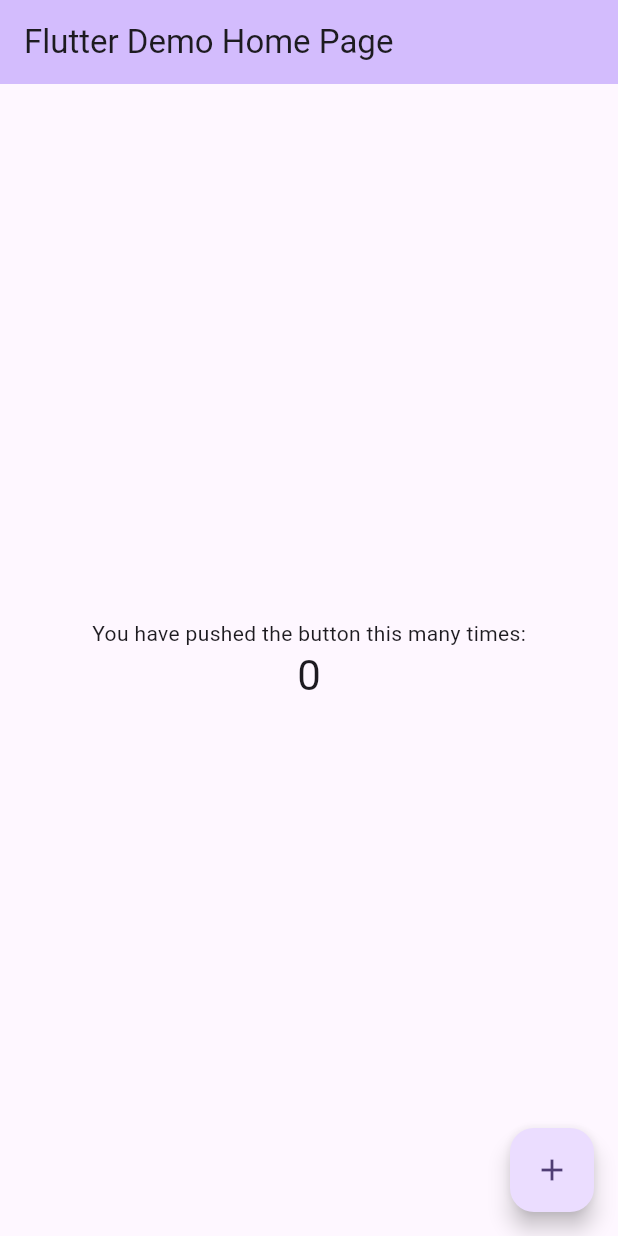
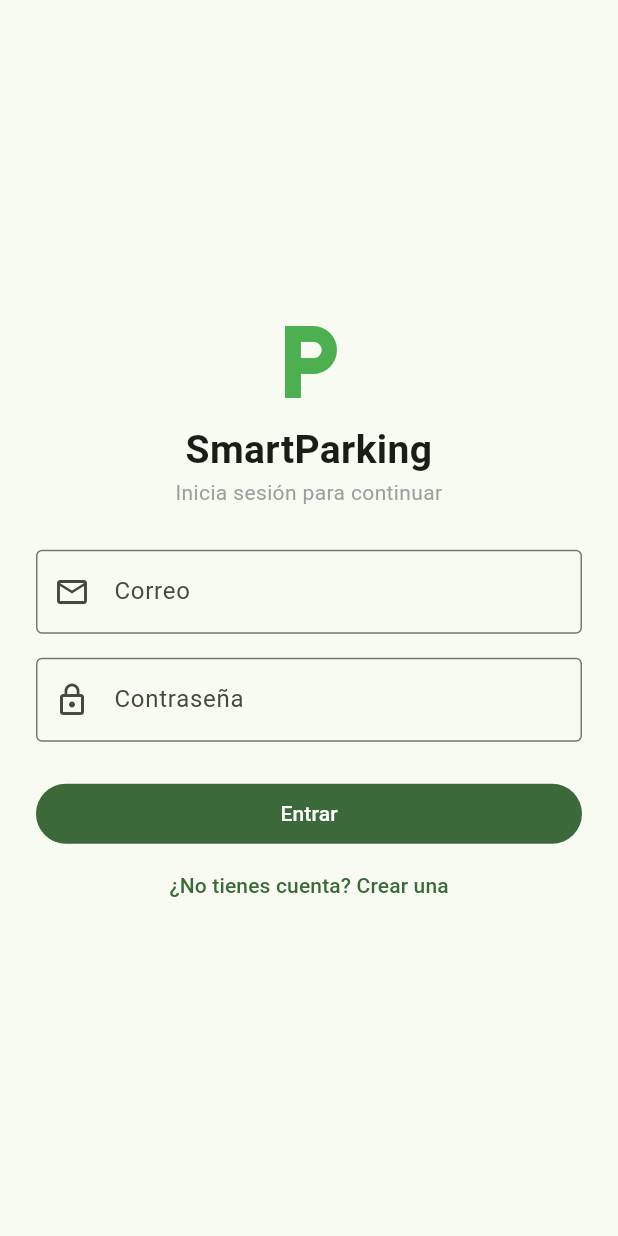
Before and after one commit to Steevenbr/smartparking, a Flutter app: the screen it shows after launch, on a phone screen of 412 x 824 dp. Run offline on Flutter 3.47's test engine with Material 3 defaults, Android fonts, the phone set to English and light mode, and no system bars; our stand-ins replace shared_preferences.

Commit message:
RF-01 (SCRUM-38): gestion de usuarios - login, registro, logout y roles

```diff
--- a/lib/main.dart
+++ b/lib/main.dart
@@ -1,122 +1,50 @@
 import 'package:flutter/material.dart';
+import 'models/app_user.dart';
+import 'services/auth_service.dart';
+import 'screens/login_screen.dart';
+import 'screens/home_screen.dart';
 
 void main() {
-  runApp(const MyApp());
+  runApp(const SmartParkingApp());
 }
 
-class MyApp extends StatelessWidget {
-  const MyApp({super.key});
+class SmartParkingApp extends StatelessWidget {
+  const SmartParkingApp({super.key});
 
-  // This widget is the root of your application.
   @override
   Widget build(BuildContext context) {
     return MaterialApp(
-      title: 'Flutter Demo',
+      title: 'SmartParking',
+      debugShowCheckedModeBanner: false,
       theme: ThemeData(
-        // This is the theme of your application.
-        //
-        // TRY THIS: Try running your application with "flutter run". You'll see
-        // the application has a purple toolbar. Then, without quitting the app,
-        // try changing the seedColor in the colorScheme below to Colors.green
-        // and then invoke "hot reload" (save your changes or press the "hot
-        // reload" button in a Flutter-supported IDE, or press "r" if you used
-        // the command line to start the app).
-        //
-        // Notice that the counter didn't reset back to zero; the application
-        // state is not lost during the reload. To reset the state, use hot
-        // restart instead.
-        //
-        // This works for code too, not just values: Most code changes can be
-        // tested with just a hot reload.
-        colorScheme: .fromSeed(seedColor: Colors.deepPurple),
+        colorScheme: ColorScheme.fromSeed(seedColor: Colors.green),
+        useMaterial3: true,
       ),
-      home: const MyHomePage(title: 'Flutter Demo Home Page'),
+      home: const _StartGate(),
     );
   }
 }
 
-class MyHomePage extends StatefulWidget {
-  const MyHomePage({super.key, required this.title});
-
-  // This widget is the home page of your application. It is stateful, meaning
-  // that it has a State object (defined below) that contains fields that affect
-  // how it looks.
-
-  // This class is the configuration for the state. It holds the values (in this
-  // case the title) provided by the parent (in this case the App widget) and
-  // used by the build method of the State. Fields in a Widget subclass are
-  // always marked "final".
-
-  final String title;
-
-  @override
-  State<MyHomePage> createState() => _MyHomePageState();
-}
-
-class _MyHomePageState extends State<MyHomePage> {
-  int _counter = 0;
-
-  void _incrementCounter() {
-    setState(() {
-      // This call to setState tells the Flutter framework that something has
-      // changed in this State, which causes it to rerun the build method below
-      // so that the display can reflect the updated values. If we changed
-      // _counter without calling setState(), then the build method would not be
-      // called again, and so nothing would appear to happen.
-      _counter++;
-    });
-  }
+// Revisa si ya hay una sesión activa al abrir la app.
+class _StartGate extends StatelessWidget {
+  const _StartGate();
 
   @override
   Widget build(BuildContext context) {
-    // This method is rerun every time setState is called, for instance as done
-    // by the _incrementCounter method above.
-    //
-    // The Flutter framework has been optimized to make rerunning build methods
-    // fast, so that you can just rebuild anything that needs updating rather
-    // than having to individually change instances of widgets.
-    return Scaffold(
-      appBar: AppBar(
-        // TRY THIS: Try changing the color here to a specific color (to
-        // Colors.amber, perhaps?) and trigger a hot reload to see the AppBar
-        // change color while the other colors stay the same.
-        backgroundColor: Theme.of(context).colorScheme.inversePrimary,
-        // Here we take the value from the MyHomePage object that was created by
-        // the App.build method, and use it to set our appbar title.
-        title: Text(widget.title),
-      ),
-      body: Center(
-        // Center is a layout widget. It takes a single child and positions it
-        // in the middle of the parent.
-        child: Column(
-          // Column is also a layout widget. It takes a list of children and
-          // arranges them vertically. By default, it sizes itself to fit its
-          // children horizontally, and tries to be as tall as its parent.
-          //
-          // Column has various properties to control how it sizes itself and
-          // how it positions its children. Here we use mainAxisAlignment to
-          // center the children vertically; the main axis here is the vertical
-          // axis because Columns are vertical (the cross axis would be
-          // horizontal).
-          //
-          // TRY THIS: Invoke "debug painting" (choose the "Toggle Debug Paint"
-          // action in the IDE, or press "p" in the console), to see the
-          // wireframe for each widget.
-          mainAxisAlignment: .center,
-          children: [
-            const Text('You have pushed the button this many times:'),
-            Text(
-              '$_counter',
-              style: Theme.of(context).textTheme.headlineMedium,
-            ),
-          ],
-        ),
-      ),
-      floatingActionButton: FloatingActionButton(
-        onPressed: _incrementCounter,
-        tooltip: 'Increment',
-        child: const Icon(Icons.add),
-      ),
+    return FutureBuilder<AppUser?>(
+      future: AuthService().currentUser(),
+      builder: (context, snapshot) {
+        if (snapshot.connectionState == ConnectionState.waiting) {
+          return const Scaffold(
+            body: Center(child: CircularProgressIndicator()),
+          );
+        }
+        final user = snapshot.data;
+        if (user != null) {
+          return HomeScreen(user: user);
+        }
+        return const LoginScreen();
+      },
     );
   }
 }
--- /dev/null
+++ b/lib/models/app_user.dart
@@ -0,0 +1,44 @@
+// Modelo de usuario de SmartParking.
+// RF-01: nombre, correo, contraseña y rol.
+// Los campos de vehículo quedan listos para el RF-11 (edición de perfil).
+class AppUser {
+  String name;
+  String email;
+  String password;
+  String role; // 'conductor' o 'administrador'
+
+  // Datos del vehículo (se editan en el RF-11)
+  String placa;
+  String modelo;
+  String color;
+
+  AppUser({
+    required this.name,
+    required this.email,
+    required this.password,
+    required this.role,
+    this.placa = '',
+    this.modelo = '',
+    this.color = '',
+  });
+
+  Map<String, dynamic> toJson() => {
+        'name': name,
+        'email': email,
+        'password': password,
+        'role': role,
+        'placa': placa,
+        'modelo': modelo,
+        'color': color,
+      };
+
+  factory AppUser.fromJson(Map<String, dynamic> json) => AppUser(
+        name: json['name'] ?? '',
+        email: json['email'] ?? '',
+        password: json['password'] ?? '',
+        role: json['role'] ?? 'conductor',
+        placa: json['placa'] ?? '',
+        modelo: json['modelo'] ?? '',
+        color: json['color'] ?? '',
+      );
+}
--- /dev/null
+++ b/lib/screens/login_screen.dart
@@ -0,0 +1,112 @@
+import 'package:flutter/material.dart';
+import '../services/auth_service.dart';
+import 'register_screen.dart';
+import 'home_screen.dart';
+
+// Pantalla de inicio de sesión (RF-01).
+class LoginScreen extends StatefulWidget {
+  const LoginScreen({super.key});
+
+  @override
+  State<LoginScreen> createState() => _LoginScreenState();
+}
+
+class _LoginScreenState extends State<LoginScreen> {
+  final _auth = AuthService();
+  final _emailCtrl = TextEditingController();
+  final _passCtrl = TextEditingController();
+  String? _error;
+  bool _loading = false;
+
+  Future<void> _login() async {
+    setState(() {
+      _error = null;
+      _loading = true;
+    });
+    final user = await _auth.login(_emailCtrl.text.trim(), _passCtrl.text);
+    setState(() => _loading = false);
+
+    if (user == null) {
+      setState(() => _error = 'Correo o contraseña incorrectos.');
+      return;
+    }
+    if (!mounted) return;
+    Navigator.pushReplacement(
+      context,
+      MaterialPageRoute(builder: (_) => HomeScreen(user: user)),
+    );
+  }
+
+  @override
+  Widget build(BuildContext context) {
+    return Scaffold(
+      body: Center(
+        child: SingleChildScrollView(
+          padding: const EdgeInsets.all(24),
+          child: Column(
+            mainAxisSize: MainAxisSize.min,
+            crossAxisAlignment: CrossAxisAlignment.stretch,
+            children: [
+              const Icon(Icons.local_parking, size: 64, color: Colors.green),
+              const SizedBox(height: 8),
+              const Text(
+                'SmartParking',
+                textAlign: TextAlign.center,
+                style: TextStyle(fontSize: 26, fontWeight: FontWeight.bold),
+              ),
+              const Text(
+                'Inicia sesión para continuar',
+                textAlign: TextAlign.center,
+                style: TextStyle(color: Colors.grey),
+              ),
+              const SizedBox(height: 28),
+              TextField(
+                controller: _emailCtrl,
+                keyboardType: TextInputType.emailAddress,
+                decoration: const InputDecoration(
+                  labelText: 'Correo',
+                  border: OutlineInputBorder(),
+                  prefixIcon: Icon(Icons.email_outlined),
+                ),
+              ),
+              const SizedBox(height: 16),
+              TextField(
+                controller: _passCtrl,
+                obscureText: true,
+                decoration: const InputDecoration(
+                  labelText: 'Contraseña',
+                  border: OutlineInputBorder(),
+                  prefixIcon: Icon(Icons.lock_outline),
+                ),
+              ),
+              if (_error != null) ...[
+                const SizedBox(height: 12),
+                Text(_error!, style: const TextStyle(color: Colors.red)),
+              ],
+              const SizedBox(height: 24),
+              FilledButton(
+                onPressed: _loading ? null : _login,
+                child: _loading
+                    ? const SizedBox(
+                        height: 20,
+                        width: 20,
+                        child: CircularProgressIndicator(strokeWidth: 2),
+                      )
+                    : const Text('Entrar'),
+              ),
+              TextButton(
+                onPressed: () {
+                  Navigator.push(
+                    context,
+                    MaterialPageRoute(builder: (_) => const RegisterScreen()),
+                  );
+                },
+                child: const Text('¿No tienes cuenta? Crear una'),
+              ),
+            ],
+          ),
+        ),
+      ),
+    );
+  }
+}
--- a/pubspec.yaml
+++ b/pubspec.yaml
@@ -34,6 +34,7 @@ dependencies:
   # The following adds the Cupertino Icons font to your application.
   # Use with the CupertinoIcons class for iOS style icons.
   cupertino_icons: ^1.0.8
+  shared_preferences: ^2.5.5
 
 dev_dependencies:
   flutter_test:
```
Also changed, not shown: lib/screens/home_screen.dart (added, +77 -0 lines), lib/screens/register_screen.dart (added, +129 -0 lines), lib/services/auth_service.dart (added, +79 -0 lines), pubspec.lock, 105 other files.
